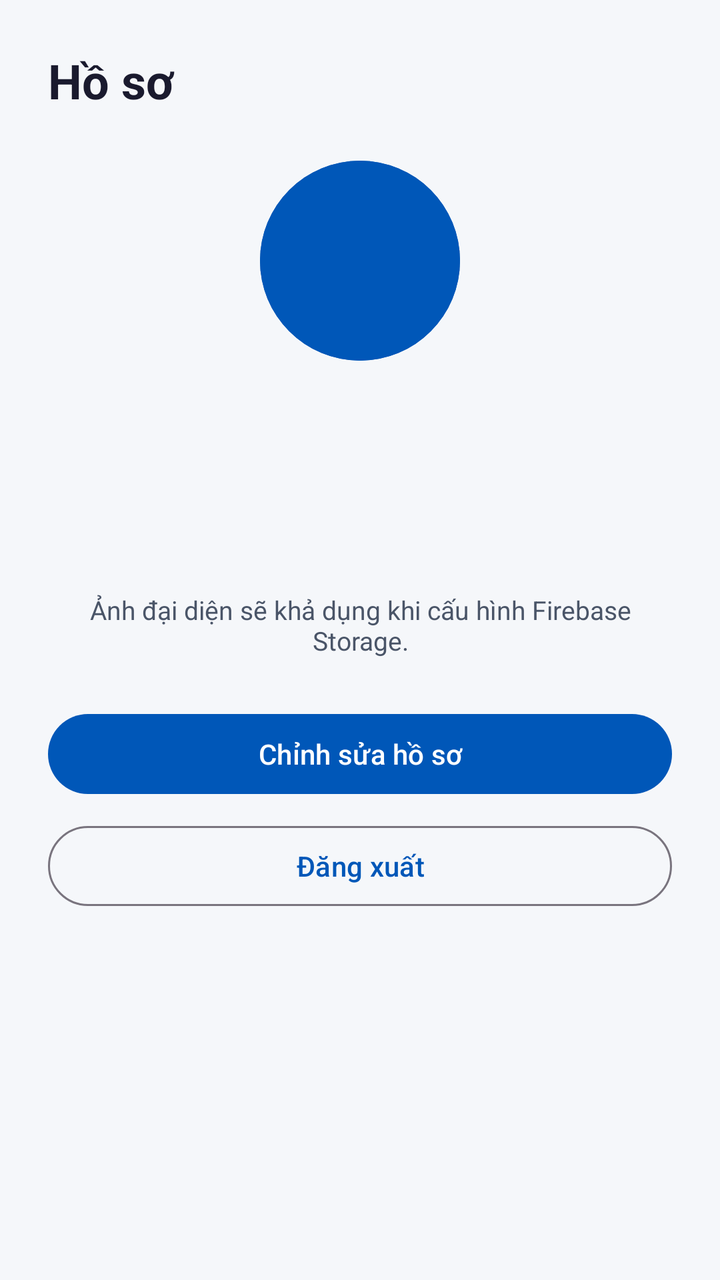
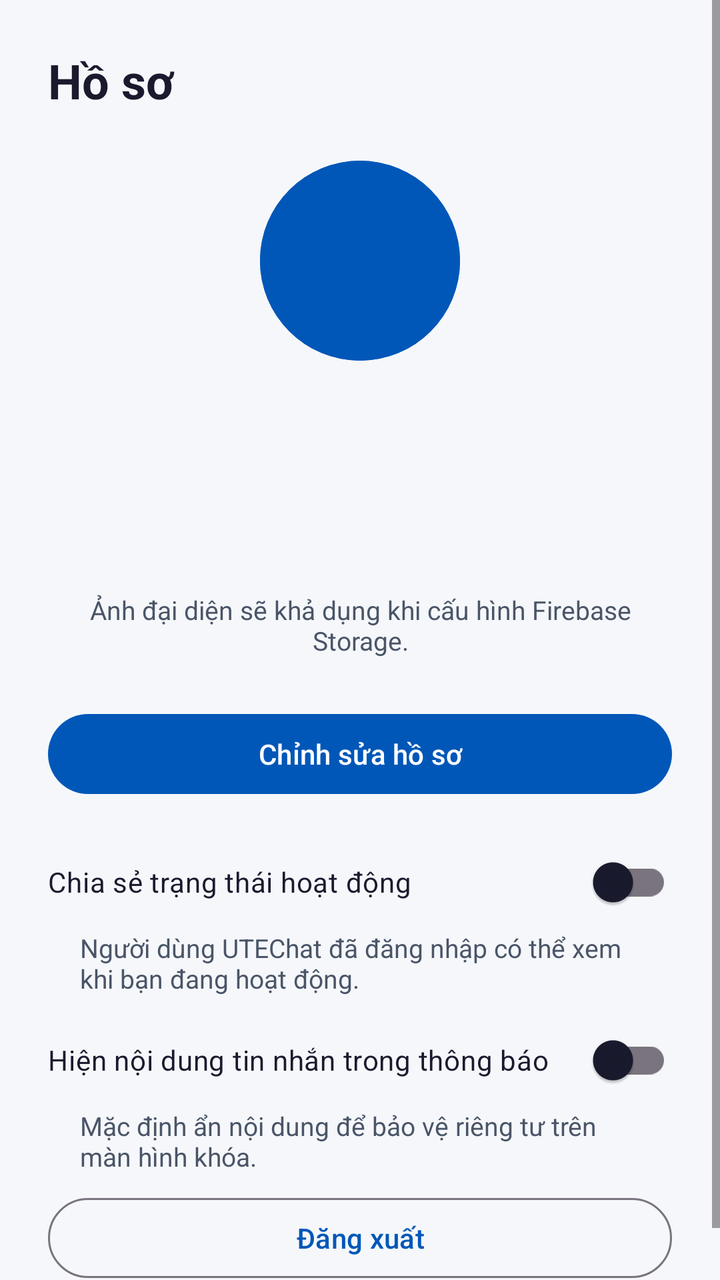

Screens rendered from an Android XML layout before and after an edit, with the pre-edit source and the edit as a unified diff.
<!-- AndroidManifest.xml: application theme Theme.UTEChat -->
<!-- res/layout/fragment_profile.xml -->
<?xml version="1.0" encoding="utf-8"?>
<ScrollView xmlns:android="http://schemas.android.com/apk/res/android" android:layout_width="match_parent" android:layout_height="match_parent" android:background="@color/utechat_background">
    <LinearLayout android:layout_width="match_parent" android:layout_height="wrap_content" android:gravity="center_horizontal" android:orientation="vertical" android:padding="@dimen/space_lg">
        <TextView android:layout_width="match_parent" android:layout_height="wrap_content" android:text="@string/profile_title" android:textColor="@color/utechat_on_surface" android:textSize="@dimen/text_xxl" android:textStyle="bold" />
        <ImageView android:id="@+id/iv_avatar" android:layout_width="@dimen/avatar_size_xl" android:layout_height="@dimen/avatar_size_xl" android:layout_marginTop="@dimen/space_lg" android:background="@drawable/bg_avatar_circle_primary" android:contentDescription="@string/cd_avatar" android:src="@drawable/bg_avatar_circle_primary" />
        <TextView android:id="@+id/tv_name" android:layout_width="match_parent" android:layout_height="wrap_content" android:layout_marginTop="@dimen/space_md" android:gravity="center" android:textColor="@color/utechat_on_surface" android:textSize="@dimen/text_xl" android:textStyle="bold" />
        <TextView android:id="@+id/tv_email" android:layout_width="match_parent" android:layout_height="wrap_content" android:gravity="center" android:textColor="@color/utechat_on_surface_variant" android:textSize="@dimen/text_md" />
        <TextView android:id="@+id/tv_bio" android:layout_width="match_parent" android:layout_height="wrap_content" android:layout_marginTop="@dimen/space_md" android:gravity="center" android:textColor="@color/utechat_on_surface" android:textSize="@dimen/text_md" />
        <TextView android:layout_width="match_parent" android:layout_height="wrap_content" android:layout_marginTop="@dimen/space_md" android:gravity="center" android:text="@string/profile_avatar_unavailable" android:textColor="@color/utechat_on_surface_variant" android:textSize="@dimen/text_sm" />
        <com.google.android.material.button.MaterialButton android:id="@+id/btn_edit_profile" android:layout_width="match_parent" android:layout_height="@dimen/touch_target_min" android:layout_marginTop="@dimen/space_lg" android:text="@string/btn_edit_profile" />
        <com.google.android.material.button.MaterialButton android:id="@+id/btn_logout" style="@style/Widget.Material3.Button.OutlinedButton" android:layout_width="match_parent" android:layout_height="@dimen/touch_target_min" android:layout_marginTop="@dimen/space_sm" android:text="@string/btn_logout" />
    </LinearLayout>
</ScrollView>
<!-- resources referenced by this layout -->
<resources>
  <color name="utechat_background">#FFF5F7FA</color>
  <color name="utechat_on_surface">#FF1A1A2E</color>
  <color name="utechat_on_surface_variant">#FF4A5568</color>
  <dimen name="avatar_size_xl">100dp</dimen>
  <dimen name="space_lg">24dp</dimen>
  <dimen name="space_md">16dp</dimen>
  <dimen name="space_sm">8dp</dimen>
  <dimen name="text_md">15sp</dimen>
  <dimen name="text_sm">13sp</dimen>
  <dimen name="text_xl">20sp</dimen>
  <dimen name="text_xxl">24sp</dimen>
  <dimen name="touch_target_min">48dp</dimen>
  <!-- drawable bg_avatar_circle_primary (drawable) -->
  <?xml version="1.0" encoding="utf-8"?>
  <shape xmlns:android="http://schemas.android.com/apk/res/android"
      android:shape="oval">
      <solid android:color="@color/utechat_primary" />
  </shape>
  <string name="btn_edit_profile">Chỉnh sửa hồ sơ</string>
  <string name="btn_logout">Đăng xuất</string>
  <string name="cd_avatar">Ảnh đại diện</string>
  <string name="profile_avatar_unavailable">Ảnh đại diện sẽ khả dụng khi cấu hình Firebase Storage.</string>
  <string name="profile_title">Hồ sơ</string>
  <style name="Theme.UTEChat" parent="Base.Theme.UTEChat" />
  <color name="utechat_primary">#FF0057B8</color>
  <style name="Base.Theme.UTEChat" parent="Theme.Material3.DayNight.NoActionBar">
          
          <item name="colorPrimary">@color/utechat_primary</item>
          <item name="colorPrimaryDark">@color/utechat_primary_dark</item>
          <item name="colorPrimaryVariant">@color/utechat_primary_dark</item>
          <item name="colorOnPrimary">@color/utechat_on_primary</item>
  
          
          <item name="colorSecondary">@color/utechat_secondary</item>
          <item name="colorOnSecondary">@color/utechat_on_secondary</item>
  
          
          <item name="android:colorBackground">@color/utechat_background</item>
          <item name="colorSurface">@color/utechat_surface</item>
          <item name="colorOnSurface">@color/utechat_on_surface</item>
          <item name="colorSurfaceVariant">@color/utechat_surface_variant</item>
          <item name="colorOnSurfaceVariant">@color/utechat_on_surface_variant</item>
  
          
          <item name="colorError">@color/utechat_error</item>
      </style>
  <color name="utechat_primary_dark">#FF003F87</color>
  <color name="utechat_on_primary">#FFFFFFFF</color>
  <color name="utechat_secondary">#FF00B4D8</color>
  <color name="utechat_on_secondary">#FFFFFFFF</color>
  <color name="utechat_surface">#FFFFFFFF</color>
  <color name="utechat_surface_variant">#FFE8EDF5</color>
  <color name="utechat_error">#FFDC2626</color>
</resources>

<!-- the commit's change to res/layout/fragment_profile.xml (unified diff, before → after) -->
@@ -8,6 +8,10 @@
         <TextView android:id="@+id/tv_bio" android:layout_width="match_parent" android:layout_height="wrap_content" android:layout_marginTop="@dimen/space_md" android:gravity="center" android:textColor="@color/utechat_on_surface" android:textSize="@dimen/text_md" />
         <TextView android:layout_width="match_parent" android:layout_height="wrap_content" android:layout_marginTop="@dimen/space_md" android:gravity="center" android:text="@string/profile_avatar_unavailable" android:textColor="@color/utechat_on_surface_variant" android:textSize="@dimen/text_sm" />
         <com.google.android.material.button.MaterialButton android:id="@+id/btn_edit_profile" android:layout_width="match_parent" android:layout_height="@dimen/touch_target_min" android:layout_marginTop="@dimen/space_lg" android:text="@string/btn_edit_profile" />
+        <com.google.android.material.switchmaterial.SwitchMaterial android:id="@+id/switch_share_presence" android:layout_width="match_parent" android:layout_height="@dimen/touch_target_min" android:layout_marginTop="@dimen/space_md" android:text="@string/presence_setting" android:textColor="@color/utechat_on_surface" />
+        <TextView android:id="@+id/tv_presence_summary" android:layout_width="match_parent" android:layout_height="wrap_content" android:text="@string/presence_summary" android:textColor="@color/utechat_on_surface_variant" android:textSize="@dimen/text_sm" android:paddingStart="@dimen/space_md" android:paddingEnd="@dimen/space_md" />
+        <com.google.android.material.switchmaterial.SwitchMaterial android:id="@+id/switch_message_previews" android:layout_width="match_parent" android:layout_height="@dimen/touch_target_min" android:layout_marginTop="@dimen/space_sm" android:text="@string/notifications_preview_setting" android:textColor="@color/utechat_on_surface" />
+        <TextView android:layout_width="match_parent" android:layout_height="wrap_content" android:text="@string/notifications_preview_summary" android:textColor="@color/utechat_on_surface_variant" android:textSize="@dimen/text_sm" android:paddingStart="@dimen/space_md" android:paddingEnd="@dimen/space_md" />
         <com.google.android.material.button.MaterialButton android:id="@+id/btn_logout" style="@style/Widget.Material3.Button.OutlinedButton" android:layout_width="match_parent" android:layout_height="@dimen/touch_target_min" android:layout_marginTop="@dimen/space_sm" android:text="@string/btn_logout" />
     </LinearLayout>
 </ScrollView>
<!-- resource entries referenced after the edit -->
@@ -21,6 +21,10 @@
   <string name="btn_edit_profile">Chỉnh sửa hồ sơ</string>
   <string name="btn_logout">Đăng xuất</string>
   <string name="cd_avatar">Ảnh đại diện</string>
+  <string name="notifications_preview_setting">Hiện nội dung tin nhắn trong thông báo</string>
+  <string name="notifications_preview_summary">Mặc định ẩn nội dung để bảo vệ riêng tư trên màn hình khóa.</string>
+  <string name="presence_setting">Chia sẻ trạng thái hoạt động</string>
+  <string name="presence_summary">Người dùng UTEChat đã đăng nhập có thể xem khi bạn đang hoạt động.</string>
   <string name="profile_avatar_unavailable">Ảnh đại diện sẽ khả dụng khi cấu hình Firebase Storage.</string>
   <string name="profile_title">Hồ sơ</string>
   <style name="Theme.UTEChat" parent="Base.Theme.UTEChat" />
